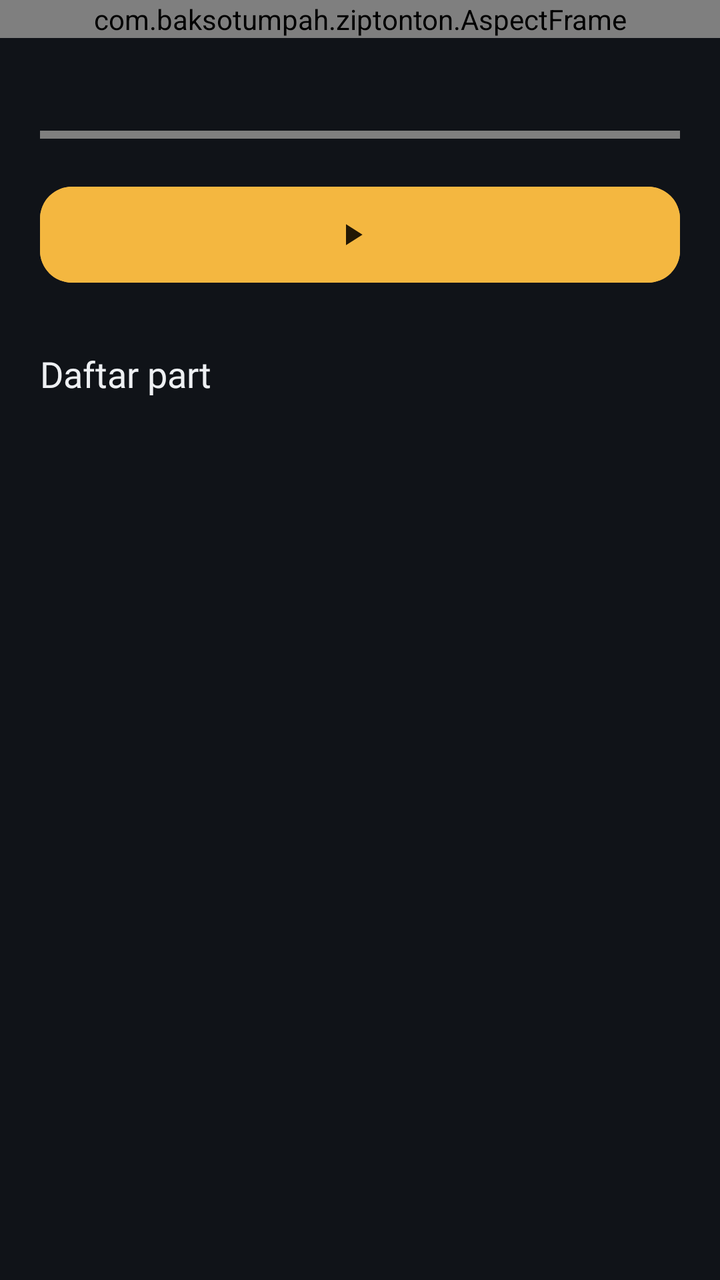
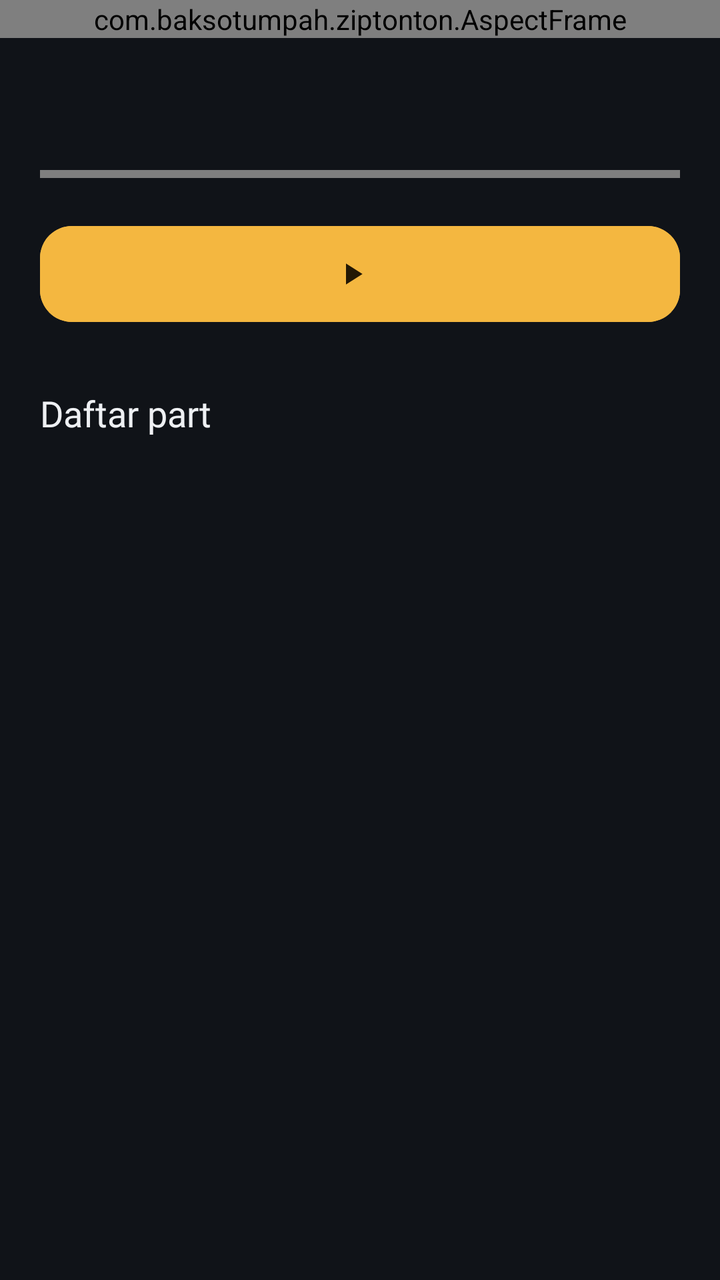

Before-and-after screenshots of an Android layout around one commit, followed by the original layout XML and the change that was made.
<!-- AndroidManifest.xml: application theme Theme.ZipTonton -->
<!-- res/layout/row_film_header.xml -->
<?xml version="1.0" encoding="utf-8"?>
<LinearLayout xmlns:android="http://schemas.android.com/apk/res/android"
    xmlns:app="http://schemas.android.com/apk/res-auto"
    android:layout_width="match_parent"
    android:layout_height="wrap_content"
    android:orientation="vertical">

    <com.baksotumpah.ziptonton.AspectFrame
        android:layout_width="match_parent"
        android:layout_height="wrap_content"
        android:background="@color/surface_2">

        <TextView
            android:id="@+id/initial"
            android:layout_width="match_parent"
            android:layout_height="match_parent"
            android:fontFamily="@font/bricolage_bold"
            android:gravity="center"
            android:textColor="@color/line"
            android:textSize="110sp" />

        <ImageView
            android:id="@+id/backdrop"
            android:layout_width="match_parent"
            android:layout_height="match_parent"
            android:contentDescription="@null"
            android:scaleType="centerCrop" />

        <View
            android:layout_width="match_parent"
            android:layout_height="match_parent"
            android:background="@drawable/scrim_film" />
    </com.baksotumpah.ziptonton.AspectFrame>

    <LinearLayout
        android:layout_width="match_parent"
        android:layout_height="wrap_content"
        android:layout_marginTop="-28dp"
        android:orientation="vertical"
        android:paddingHorizontal="20dp">

        <TextView
            android:id="@+id/title"
            style="@style/T.Display"
            android:layout_width="match_parent"
            android:layout_height="wrap_content"
            android:textSize="28sp" />

        <TextView
            android:id="@+id/meta"
            style="@style/T.Meta"
            android:layout_width="match_parent"
            android:layout_height="wrap_content"
            android:layout_marginTop="6dp"
            android:textSize="14sp" />

        <com.baksotumpah.ziptonton.SegmentBar
            android:id="@+id/bar"
            android:layout_width="match_parent"
            android:layout_height="4dp"
            android:layout_marginTop="16dp" />

        <com.google.android.material.button.MaterialButton
            android:id="@+id/primary"
            android:layout_width="match_parent"
            android:layout_height="56dp"
            android:layout_marginTop="20dp"
            android:backgroundTint="@color/lamp"
            android:textAllCaps="false"
            android:textColor="@color/on_lamp"
            android:textSize="16sp"
            android:textStyle="bold"
            app:cornerRadius="16dp"
            app:icon="@drawable/ic_play"
            app:iconGravity="textStart"
            app:iconTint="@color/on_lamp" />

        <TextView
            style="@style/T.Section"
            android:layout_width="match_parent"
            android:layout_height="wrap_content"
            android:layout_marginTop="32dp"
            android:layout_marginBottom="4dp"
            android:text="@string/parts" />
    </LinearLayout>
</LinearLayout>
<!-- resources referenced by this layout -->
<resources>
  <color name="lamp">#F4B740</color>
  <color name="line">#2A3039</color>
  <color name="on_lamp">#231804</color>
  <color name="surface_2">#20252D</color>
  <!-- drawable ic_play (drawable) -->
  <vector xmlns:android="http://schemas.android.com/apk/res/android"
      android:width="24dp" android:height="24dp" android:viewportWidth="24" android:viewportHeight="24">
      <path android:fillColor="#FFFFFFFF" android:pathData="M8,5v14l11,-7z"/>
  </vector>
  <!-- drawable scrim_film (drawable) -->
  <shape xmlns:android="http://schemas.android.com/apk/res/android">
      <gradient android:angle="90" android:startColor="#FF101318" android:centerColor="#66101318" android:endColor="#33101318"/>
  </shape>
  <string name="parts">Daftar part</string>
  <style name="T.Display" parent="">
          <item name="android:fontFamily">@font/bricolage_bold</item>
          <item name="android:textColor">@color/text</item>
          <item name="android:textSize">30sp</item>
          <item name="android:letterSpacing">-0.02</item>
          <item name="android:includeFontPadding">false</item>
      </style>
  <style name="T.Meta" parent="">
          <item name="android:textColor">@color/dim</item>
          <item name="android:textSize">13sp</item>
      </style>
  <style name="T.Section" parent="">
          <item name="android:fontFamily">@font/bricolage_semibold</item>
          <item name="android:textColor">@color/text</item>
          <item name="android:textSize">18sp</item>
          <item name="android:includeFontPadding">false</item>
      </style>
  <style name="Theme.ZipTonton" parent="Theme.Material3.Dark.NoActionBar">
          <item name="colorPrimary">@color/lamp</item>
          <item name="colorOnPrimary">@color/on_lamp</item>
          <item name="colorPrimaryContainer">@color/lamp</item>
          <item name="colorOnPrimaryContainer">@color/on_lamp</item>
          <item name="colorSecondaryContainer">@color/surface_2</item>
          <item name="colorOnSecondaryContainer">@color/text</item>
          <item name="colorSurface">@color/bg</item>
          <item name="colorOnSurface">@color/text</item>
          <item name="colorOnSurfaceVariant">@color/dim</item>
          <item name="colorSurfaceContainer">@color/surface_2</item>
          <item name="colorSurfaceContainerHigh">@color/surface_2</item>
          <item name="colorSurfaceContainerHighest">@color/surface_2</item>
          <item name="android:colorBackground">@color/bg</item>
          <item name="android:windowBackground">@color/bg</item>
          <item name="android:statusBarColor">@color/bg</item>
          <item name="android:navigationBarColor">@color/bg</item>
          <item name="android:windowLightStatusBar">false</item>
      </style>
  <color name="text">#EEF0F3</color>
  <color name="dim">#98A1AE</color>
  <color name="bg">#101318</color>
</resources>

<!-- the commit's change to res/layout/row_film_header.xml (unified diff, before → after) -->
@@ -53,6 +53,13 @@
             android:layout_height="wrap_content"
             android:layout_marginTop="6dp"
             android:textSize="14sp" />
+    <TextView
+        android:id="@+id/subInfo"
+        style="@style/T.Meta"
+        android:layout_width="match_parent"
+        android:layout_height="wrap_content"
+        android:layout_marginTop="2dp"
+        android:singleLine="true" />
 
         <com.baksotumpah.ziptonton.SegmentBar
             android:id="@+id/bar"
